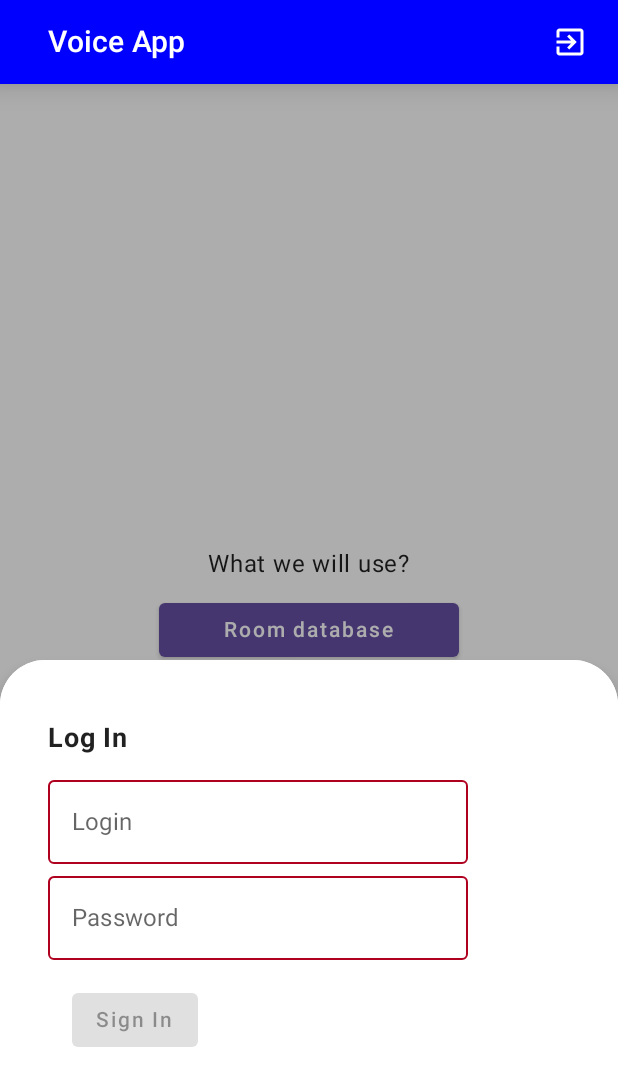
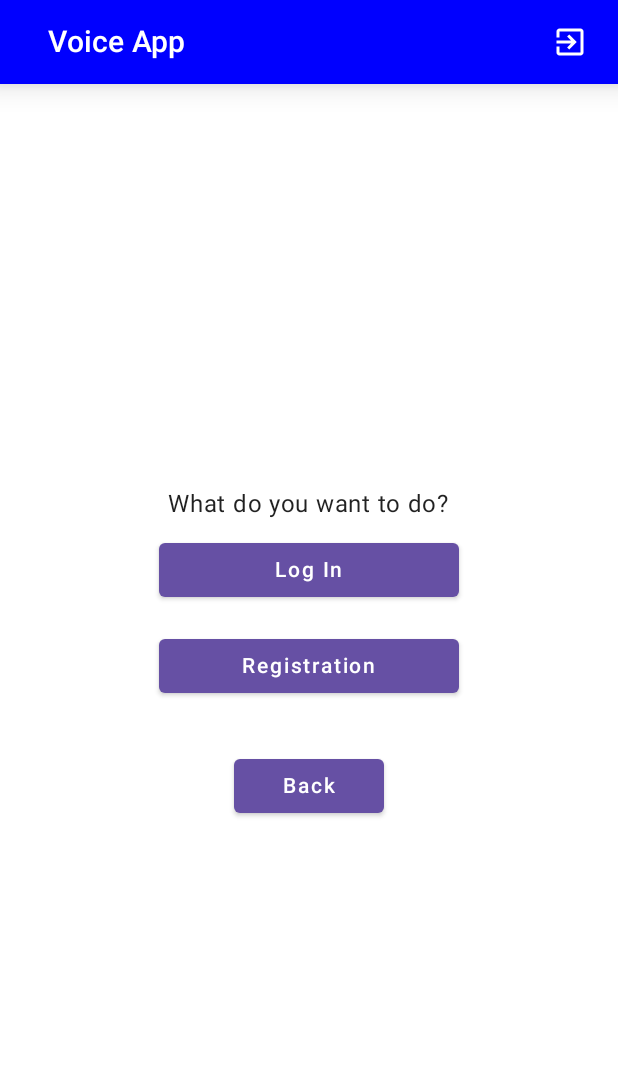
Before and after one commit to TerreDHermes/VoiceHandler, an Android app built with Jetpack Compose: the screen it shows after launch (MainActivity), after a tap on "Firebase database", on a phone screen of 412 x 824 dp. Shown: the top 1086 px of the screen. Run offline under Robolectric (Android 15) with nearby library versions, the phone set to English and light mode, and no system bars; 1 other tap on this screen came first.

```diff
--- a/app/src/main/java/com/example/voicehandler/database/DatabaseRepository.kt
+++ b/app/src/main/java/com/example/voicehandler/database/DatabaseRepository.kt
@@ -16,5 +16,6 @@ interface DatabaseRepository {
     fun signOut(){}
 
     fun connectToDatabase(onSuccess: () -> Unit, onFail: (String) -> Unit){}
+    fun registrationInDatabase(onSuccess: () -> Unit, onFail: (String) -> Unit){}
 
 }
--- a/app/src/main/java/com/example/voicehandler/navigation/NotesNavHost.kt
+++ b/app/src/main/java/com/example/voicehandler/navigation/NotesNavHost.kt
@@ -7,10 +7,13 @@ import androidx.navigation.compose.composable
 import com.example.voicehandler.MainViewModel
 
 import com.example.voicehandler.screens.AddScreen
+import com.example.voicehandler.screens.LogInScreen
+import com.example.voicehandler.screens.LogRegScreen
 
 import com.example.voicehandler.screens.MainScreen
 
 import com.example.voicehandler.screens.NoteScreen
+import com.example.voicehandler.screens.RegistrationScreen
 
 import com.example.voicehandler.screens.StartScreen
 import com.example.voicehandler.utils.Constants
@@ -21,12 +24,17 @@ sealed class NavRoute(val route:String){
     object Main: NavRoute(Constants.Screens.MAIN_SCREEN)
     object Add: NavRoute(Constants.Screens.ADD_SCREEN)
     object Note: NavRoute(Constants.Screens.NOTE_SCREEN)
+    object LogReg: NavRoute(Constants.Screens.LOGREG_SCREEN)
+    object Registration: NavRoute(Constants.Screens.REGISTRATION_SCREEN)
+    object LogIn: NavRoute(Constants.Screens.LOGIN_SCREEN)
 }
-
 
 @Composable
 fun NotesNavHost(mViewModel: MainViewModel, navController: NavHostController) {
     NavHost(navController = navController, startDestination = NavRoute.Start.route){
+        composable(NavRoute.LogIn.route){ LogInScreen(navController = navController, viewModel = mViewModel) }
+        composable(NavRoute.Registration.route){ RegistrationScreen(navController = navController, viewModel = mViewModel) }
+        composable(NavRoute.LogReg.route){ LogRegScreen(navController = navController, viewModel = mViewModel)}
         composable(NavRoute.Start.route){ StartScreen(navController = navController, viewModel = mViewModel)}
         composable(NavRoute.Main.route){ MainScreen(navController = navController, viewModel = mViewModel)}
         composable(NavRoute.Add.route){ AddScreen(navController = navController, viewModel = mViewModel) }
--- /dev/null
+++ b/app/src/main/java/com/example/voicehandler/screens/LogReg.kt
@@ -0,0 +1,70 @@
+package com.example.voicehandler.screens
+
+import android.annotation.SuppressLint
+import androidx.compose.foundation.layout.Arrangement
+import androidx.compose.foundation.layout.Column
+import androidx.compose.foundation.layout.Spacer
+import androidx.compose.foundation.layout.fillMaxSize
+import androidx.compose.foundation.layout.height
+import androidx.compose.foundation.layout.padding
+import androidx.compose.foundation.layout.width
+import androidx.compose.material.Button
+import androidx.compose.material.Scaffold
+import androidx.compose.material.Text
+import androidx.compose.runtime.Composable
+import androidx.compose.ui.Alignment
+import androidx.compose.ui.Modifier
+import androidx.compose.ui.unit.dp
+import androidx.navigation.NavHostController
+import com.example.voicehandler.MainViewModel
+import com.example.voicehandler.navigation.NavRoute
+import com.example.voicehandler.utils.Constants
+import com.example.voicehandler.utils.DB_TYPE
+import com.example.voicehandler.utils.TYPE_ROOM
+
+@SuppressLint("UnusedMaterialScaffoldPaddingParameter")
+@Composable
+fun LogRegScreen(navController: NavHostController, viewModel: MainViewModel) {
+    Scaffold(
+        modifier = Modifier.fillMaxSize()
+    ) {
+        Column(
+            modifier = Modifier.fillMaxSize(),
+            horizontalAlignment = Alignment.CenterHorizontally,
+            verticalArrangement = Arrangement.Center
+        ) {
+            Text(text = Constants.Keys.WHAT_DO_YOU_WANT)
+            Button(
+                onClick = {
+                          navController.navigate(route = NavRoute.LogIn.route)
+                },
+                modifier = Modifier
+                    .width(200.dp)
+                    .padding(vertical = 8.dp)
+            ) {
+                Text(text = Constants.Keys.LOG_IN)
+            }
+            Button(
+                onClick = {
+                          navController.navigate(route = NavRoute.Registration.route)
+                },
+                modifier = Modifier
+                    .width(200.dp)
+                    .padding(vertical = 8.dp)
+            ) {
+                Text(text = Constants.Keys.REGISTRATION)
+            }
+            Spacer(modifier = Modifier.height(16.dp))
+            Button(
+                onClick = {
+                          navController.navigate(route = NavRoute.Start.route)
+                },
+                modifier = Modifier
+                    .width(100.dp)
+                    .padding(vertical = 8.dp)
+            ) {
+                Text(text = Constants.Keys.BACK)
+            }
+        }
+    }
+}
--- a/app/src/main/java/com/example/voicehandler/screens/Start.kt
+++ b/app/src/main/java/com/example/voicehandler/screens/Start.kt
@@ -136,9 +136,11 @@ fun StartScreen(navController: NavHostController, viewModel: MainViewModel) {
                 }
                 Button(
                     onClick = {
-                        coroutineScope.launch {
-                            bottomSheetState.show()
-                        }
+                              navController.navigate(route = NavRoute.LogReg.route)
+
+                        //coroutineScope.launch {
+                          //  bottomSheetState.show()
+                        //}
                     },
                     modifier = Modifier
                         .width(200.dp)
```
Also changed, not shown: app/src/main/java/com/example/voicehandler/MainViewModel.kt (+28 -2 lines), app/src/main/java/com/example/voicehandler/database/firebase/AppFirebaseRepository.kt (+54 -7 lines), app/src/main/java/com/example/voicehandler/screens/LogIn.kt (added, +119 -0 lines), app/src/main/java/com/example/voicehandler/screens/Registration.kt (added, +114 -0 lines), app/src/main/java/com/example/voicehandler/utils/Constants.kt (+7 -1 lines).
